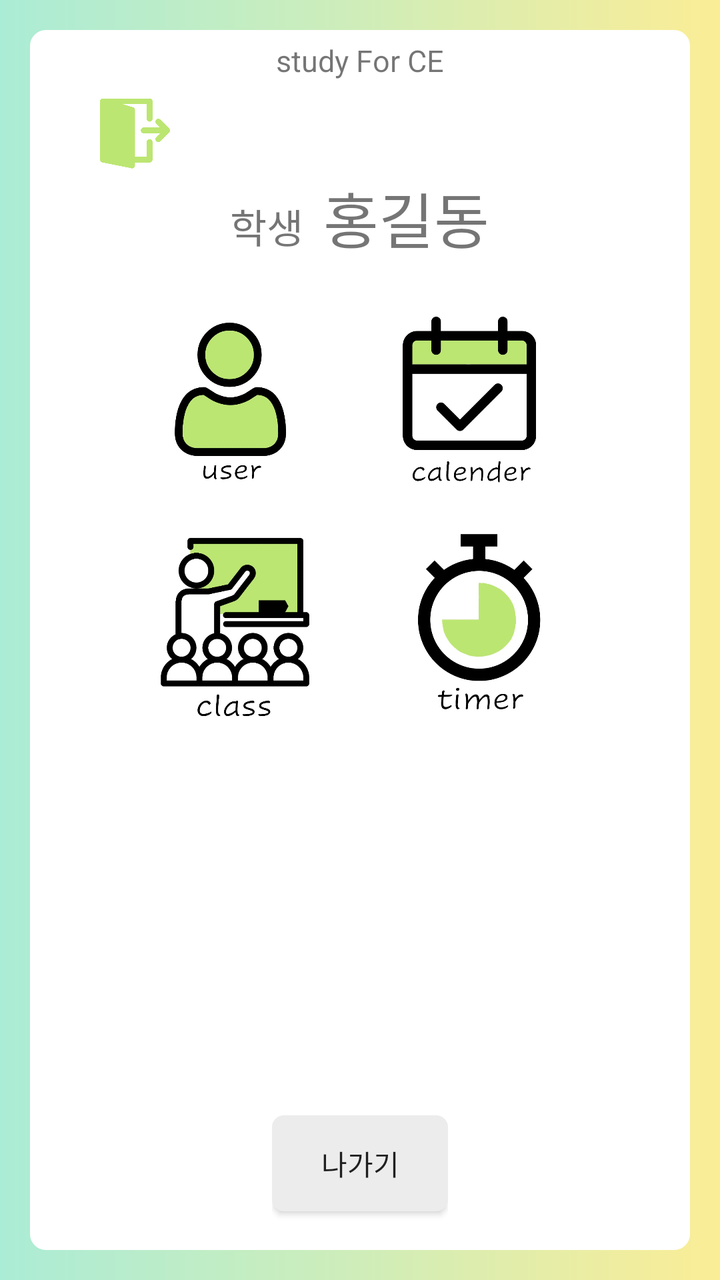
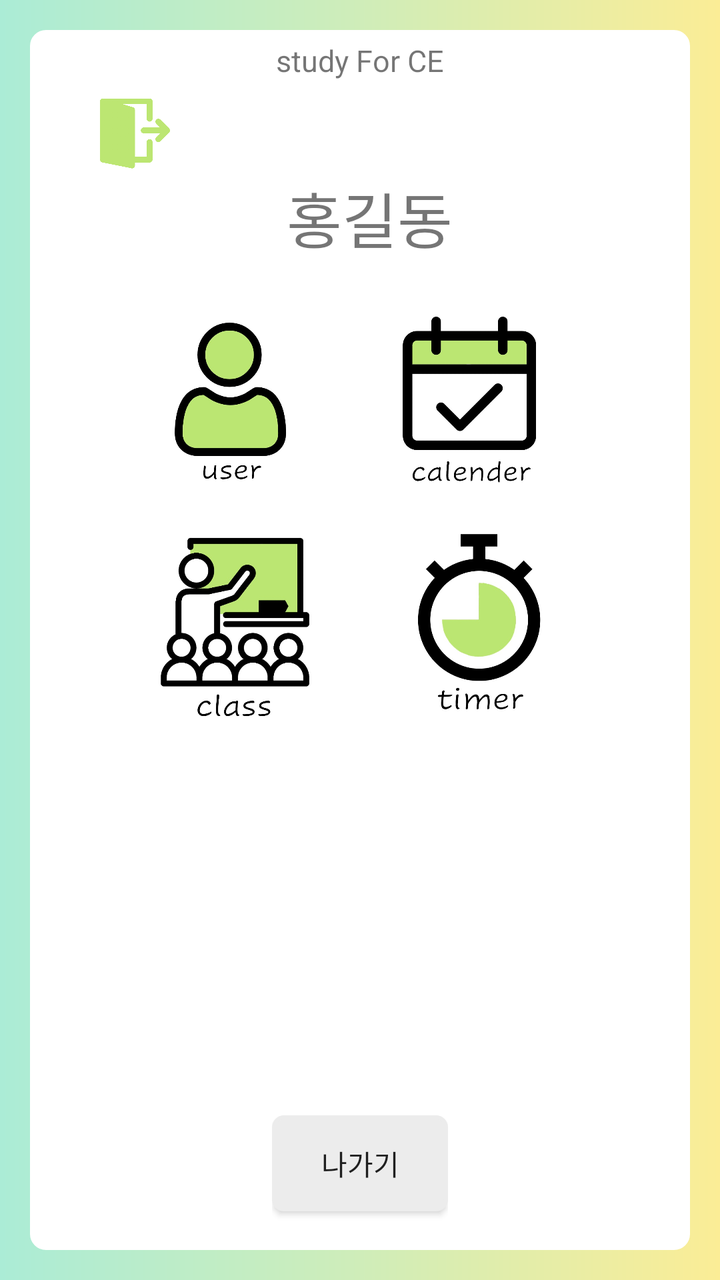

Screens rendered from an Android XML layout before and after an edit, with the pre-edit source and the edit as a unified diff.
<!-- AndroidManifest.xml: application theme Theme.AppCompat.Light.DarkActionBar -->
<!-- res/layout/activity_personal_page.xml -->
<?xml version="1.0" encoding="utf-8"?>
<LinearLayout xmlns:android="http://schemas.android.com/apk/res/android"
    xmlns:app="http://schemas.android.com/apk/res-auto"
    xmlns:tools="http://schemas.android.com/tools"
    android:layout_width="match_parent"
    android:layout_height="match_parent"
    tools:context=".personal_page"
    android:orientation="vertical"
    android:padding="10dp"
    android:background="@drawable/lay_back"
    android:weightSum="5">
<LinearLayout
    android:layout_width="match_parent"
    android:layout_height="match_parent"
    android:layout_gravity="center"
    android:background="@drawable/border"
    android:layout_margin="5dp"
    android:orientation="vertical">

    <TextView
        android:layout_width="wrap_content"
        android:layout_height="0dp"
        android:layout_weight="0.2"
        android:layout_gravity="center"
        android:layout_marginTop="5dp"
        android:text="study For CE"
        android:textSize="15dp"/>

    <ImageView
        android:id="@+id/logout"
        android:layout_gravity="left"
        android:layout_marginLeft="35dp"
        android:layout_marginRight="20dp"
        android:layout_width="35dp"
        android:layout_height="40dp"
        android:src="@drawable/logout">
    </ImageView>
    <LinearLayout
        android:layout_width="wrap_content"
        android:layout_height="0dp"
        android:layout_weight="0.5"
        android:layout_gravity="center_horizontal"
        android:layout_marginTop="0dp">
        <TextView
            android:id="@+id/usertype"
            android:layout_height="wrap_content"
            android:layout_width="wrap_content"
            android:text="학생"
            android:textSize="20dp" />
        <TextView
            android:id="@+id/username"
            android:layout_width="wrap_content"
            android:layout_height="wrap_content"
            android:layout_marginLeft="10dp"
            android:text="홍길동"
            android:textSize="30dp" />
    </LinearLayout>

    <GridLayout
        android:layout_width="wrap_content"
        android:layout_height="0dp"
        android:layout_weight="3"
        android:layout_marginTop="0dp"
        android:columnCount="2"
        android:rowCount="2"
        android:layout_gravity="center">
        <ImageButton
            android:id="@+id/userinfo"
            android:layout_width="100dp"
            android:layout_height="100dp"
            android:layout_marginRight="5dp"
            android:layout_column="0"
            android:layout_row="0"
            android:src="@drawable/puser"
            android:padding="0sp"
            android:scaleType="centerCrop" />
        <ImageButton
            android:id="@+id/schedule"
            android:layout_width="100dp"
            android:layout_height="100dp"
            android:layout_marginLeft="5dp"
            android:layout_column="1"
            android:layout_row="0"
            android:src="@drawable/pcalen"
            android:padding="0sp"
            android:scaleType="centerCrop" />
        <ImageButton
            android:id="@+id/userclasses"
            android:layout_width="110dp"
            android:layout_height="110dp"
            android:layout_marginRight="5dp"
            android:layout_marginTop="3dp"
            android:layout_row="1"
            android:layout_column="0"
            android:src="@drawable/pclass"
            android:padding="0sp"
            android:scaleType="centerCrop" />
        <ImageButton
            android:id="@+id/timer"
            android:layout_width="110dp"
            android:layout_height="110dp"
            android:layout_marginLeft="5dp"
            android:layout_marginTop="3dp"
            android:layout_row="1"
            android:layout_column="1"
            android:src="@drawable/ptimer"
            android:padding="0sp"
            android:scaleType="centerCrop" />

    </GridLayout>

    <LinearLayout
        android:layout_width="wrap_content"
        android:layout_height="0dp"
        android:layout_weight="0.5"
        android:layout_gravity="center">

        <Button
            android:id="@+id/exit"
            android:background="@drawable/btn_re"
            android:layout_width="wrap_content"
            android:layout_height="wrap_content"
            android:layout_gravity="center_horizontal"
            android:text="나가기" />
    </LinearLayout>


</LinearLayout>
</LinearLayout>
<!-- resources referenced by this layout -->
<resources>
  <!-- drawable border (drawable) -->
  <?xml version="1.0" encoding="utf-8"?>
  <shape xmlns:android="http://schemas.android.com/apk/res/android">
      android:padding="10dp"
      android:shape="retangle">
  
      <stroke android:width="2dp"
          android:color="@color/white"/>
  
      <solid android:color="#ffffff"/>
      <corners
          android:topRightRadius="7dp"
          android:topLeftRadius="7dp"
          android:bottomRightRadius="7dp"
          android:bottomLeftRadius="7dp"/>
  </shape>
  <!-- drawable btn_re (drawable) -->
  <?xml version="1.0" encoding="utf-8"?>
  <shape xmlns:android="http://schemas.android.com/apk/res/android">
  
      <solid android:color="#ececec"/>
  
      <stroke
          android:width="2dp"
          android:color="#ececec"/>
      <corners
          android:topLeftRadius="5dp"
          android:topRightRadius="5dp"
          android:bottomLeftRadius="5dp"
          android:bottomRightRadius="5dp" />
  
  </shape>
  <!-- drawable lay_back (drawable) -->
  <?xml version="1.0" encoding="utf-8"?>
  <shape xmlns:android="http://schemas.android.com/apk/res/android">
      <gradient
          android:angle="0"
          android:startColor="#abecd6"
          android:centerColor="#cfedb9"
          android:endColor="#fbed96"/>
  
  </shape>
  <!-- drawable logout: png bitmap (drawable-xhdpi, 15025 bytes) -->
  <!-- drawable pcalen: jpg bitmap (drawable-xhdpi, 30934 bytes) -->
  <!-- drawable pclass: jpg bitmap (drawable-xhdpi, 44627 bytes) -->
  <!-- drawable ptimer: jpg bitmap (drawable-xhdpi, 29073 bytes) -->
  <!-- drawable puser: jpg bitmap (drawable-xhdpi, 28659 bytes) -->
  <color name="white">#FFFFFF</color>
</resources>

<!-- the commit's change to res/layout/activity_personal_page.xml (unified diff, before → after) -->
@@ -41,12 +41,7 @@
         android:layout_weight="0.5"
         android:layout_gravity="center_horizontal"
         android:layout_marginTop="0dp">
-        <TextView
-            android:id="@+id/usertype"
-            android:layout_height="wrap_content"
-            android:layout_width="wrap_content"
-            android:text="학생"
-            android:textSize="20dp" />
+
         <TextView
             android:id="@+id/username"
             android:layout_width="wrap_content"
